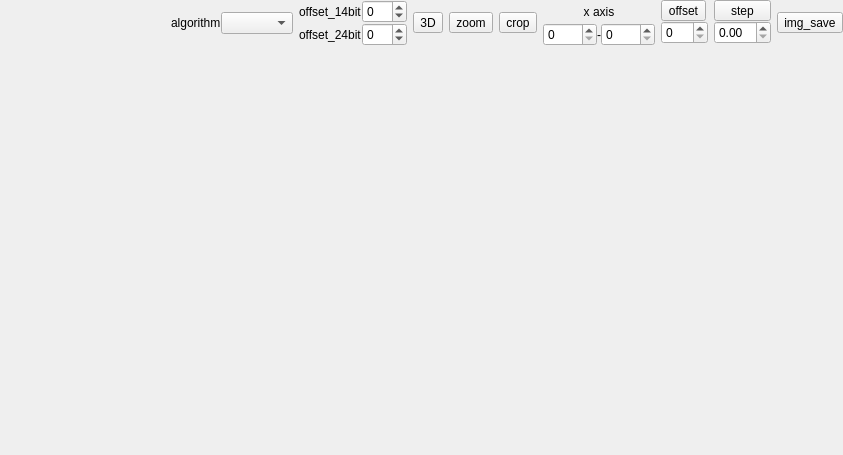
Above: src/form/plot/formplot.ui from MRsoymilk/MySerial before the change. Below: the same form after it.
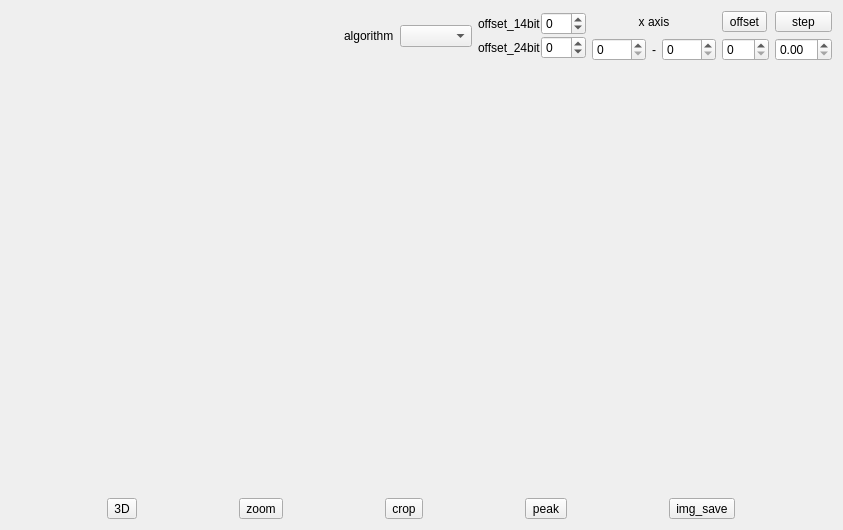
That is the form after the change. Icons and pictures are not drawn.

Commit message: plot add find peaks

Patch:
```diff
--- a/src/form/plot/formplot.ui
+++ b/src/form/plot/formplot.ui
@@ -7,38 +7,13 @@
     <x>0</x>
     <y>0</y>
     <width>843</width>
-    <height>455</height>
+    <height>530</height>
    </rect>
   </property>
   <property name="windowTitle">
    <string>Plot</string>
   </property>
   <layout class="QGridLayout" name="gridLayout">
-   <property name="leftMargin">
-    <number>0</number>
-   </property>
-   <property name="topMargin">
-    <number>0</number>
-   </property>
-   <property name="rightMargin">
-    <number>0</number>
-   </property>
-   <property name="bottomMargin">
-    <number>0</number>
-   </property>
-   <property name="horizontalSpacing">
-    <number>6</number>
-   </property>
-   <property name="verticalSpacing">
-    <number>0</number>
-   </property>
-   <item row="0" column="5">
-    <widget class="QToolButton" name="tBtnCrop">
-     <property name="text">
-      <string>crop</string>
-     </property>
-    </widget>
-   </item>
    <item row="0" column="0">
     <spacer name="horizontalSpacer">
      <property name="orientation">
@@ -52,6 +27,20 @@
      </property>
     </spacer>
    </item>
+   <item row="0" column="1">
+    <layout class="QHBoxLayout" name="horizontalLayout">
+     <item>
+      <widget class="QLabel" name="labelAlgorithm">
+       <property name="text">
+        <string>algorithm</string>
+       </property>
+      </widget>
+     </item>
+     <item>
+      <widget class="QComboBox" name="comboBoxAlgorithm"/>
+     </item>
+    </layout>
+   </item>
    <item row="0" column="2">
     <layout class="QVBoxLayout" name="verticalLayout">
      <property name="spacing">
@@ -101,7 +90,7 @@
      </item>
     </layout>
    </item>
-   <item row="0" column="6">
+   <item row="0" column="3">
     <layout class="QVBoxLayout" name="verticalLayout_2">
      <item>
       <layout class="QHBoxLayout" name="horizontalLayout_2">
@@ -144,34 +133,25 @@
      </item>
     </layout>
    </item>
-   <item row="1" column="0" colspan="10">
-    <widget class="QStackedWidget" name="stackedWidget"/>
-   </item>
-   <item row="0" column="1">
-    <layout class="QHBoxLayout" name="horizontalLayout">
-     <item>
-      <widget class="QLabel" name="labelAlgorithm">
-       <property name="text">
-        <string>algorithm</string>
-       </property>
-      </widget>
-     </item>
-     <item>
-      <widget class="QComboBox" name="comboBoxAlgorithm"/>
-     </item>
-    </layout>
-   </item>
    <item row="0" column="4">
-    <widget class="QToolButton" name="tBtnZoom">
-     <property name="text">
-      <string>zoom</string>
-     </property>
-     <property name="icon">
-      <iconset theme="QIcon::ThemeIcon::ZoomFitBest"/>
-     </property>
-    </widget>
+    <layout class="QVBoxLayout" name="verticalLayout_3">
+     <item>
+      <widget class="QToolButton" name="tBtnOffset">
+       <property name="text">
+        <string>offset</string>
+       </property>
+      </widget>
+     </item>
+     <item>
+      <widget class="QSpinBox" name="spinBoxOffset">
+       <property name="maximum">
+        <number>999</number>
+       </property>
+      </widget>
+     </item>
+    </layout>
    </item>
-   <item row="0" column="8">
+   <item row="0" column="5">
     <layout class="QVBoxLayout" name="verticalLayout_4">
      <item>
       <widget class="QToolButton" name="tBtnStep">
@@ -191,38 +171,51 @@
      </item>
     </layout>
    </item>
-   <item row="0" column="7">
-    <layout class="QVBoxLayout" name="verticalLayout_3">
+   <item row="1" column="0" colspan="6">
+    <widget class="QStackedWidget" name="stackedWidget"/>
+   </item>
+   <item row="2" column="0" colspan="6">
+    <layout class="QHBoxLayout" name="horizontalLayout_4">
      <item>
-      <widget class="QToolButton" name="tBtnOffset">
+      <widget class="QToolButton" name="tBtn3D">
        <property name="text">
-        <string>offset</string>
+        <string>3D</string>
        </property>
       </widget>
      </item>
      <item>
-      <widget class="QSpinBox" name="spinBoxOffset">
-       <property name="maximum">
-        <number>999</number>
+      <widget class="QToolButton" name="tBtnZoom">
+       <property name="text">
+        <string>zoom</string>
+       </property>
+       <property name="icon">
+        <iconset theme="QIcon::ThemeIcon::ZoomFitBest"/>
+       </property>
+      </widget>
+     </item>
+     <item>
+      <widget class="QToolButton" name="tBtnCrop">
+       <property name="text">
+        <string>crop</string>
+       </property>
+      </widget>
+     </item>
+     <item>
+      <widget class="QToolButton" name="tBtnFindPeak">
+       <property name="text">
+        <string>peak</string>
+       </property>
+      </widget>
+     </item>
+     <item>
+      <widget class="QToolButton" name="tBtnImgSave">
+       <property name="text">
+        <string>img_save</string>
        </property>
       </widget>
      </item>
     </layout>
    </item>
-   <item row="0" column="3">
-    <widget class="QToolButton" name="tBtn3D">
-     <property name="text">
-      <string>3D</string>
-     </property>
-    </widget>
-   </item>
-   <item row="0" column="9">
-    <widget class="QToolButton" name="tBtnImgSave">
-     <property name="text">
-      <string>img_save</string>
-     </property>
-    </widget>
-   </item>
   </layout>
  </widget>
  <resources/>
```
The commit also changes 13 other files.
